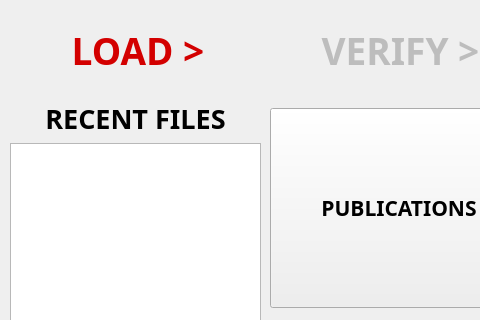
Old version of the form Project/AppleProject/load_csv.ui in the repository JRWu/DataAggregation; both pictures show x 0 to 480 and y 0 to 320 of the 800 by 600 pixel window.
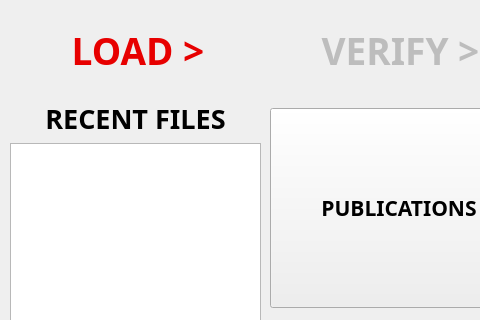
New version of the form.

Diff of the .ui file:
```diff
--- a/Project/AppleProject/load_csv.ui
+++ b/Project/AppleProject/load_csv.ui
@@ -174,7 +174,7 @@
           <colorrole role="ButtonText">
            <brush brushstyle="SolidPattern">
             <color alpha="255">
-             <red>211</red>
+             <red>231</red>
              <green>0</green>
              <blue>0</blue>
             </color>
@@ -185,7 +185,7 @@
           <colorrole role="ButtonText">
            <brush brushstyle="SolidPattern">
             <color alpha="255">
-             <red>211</red>
+             <red>231</red>
              <green>0</green>
              <blue>0</blue>
             </color>
```
